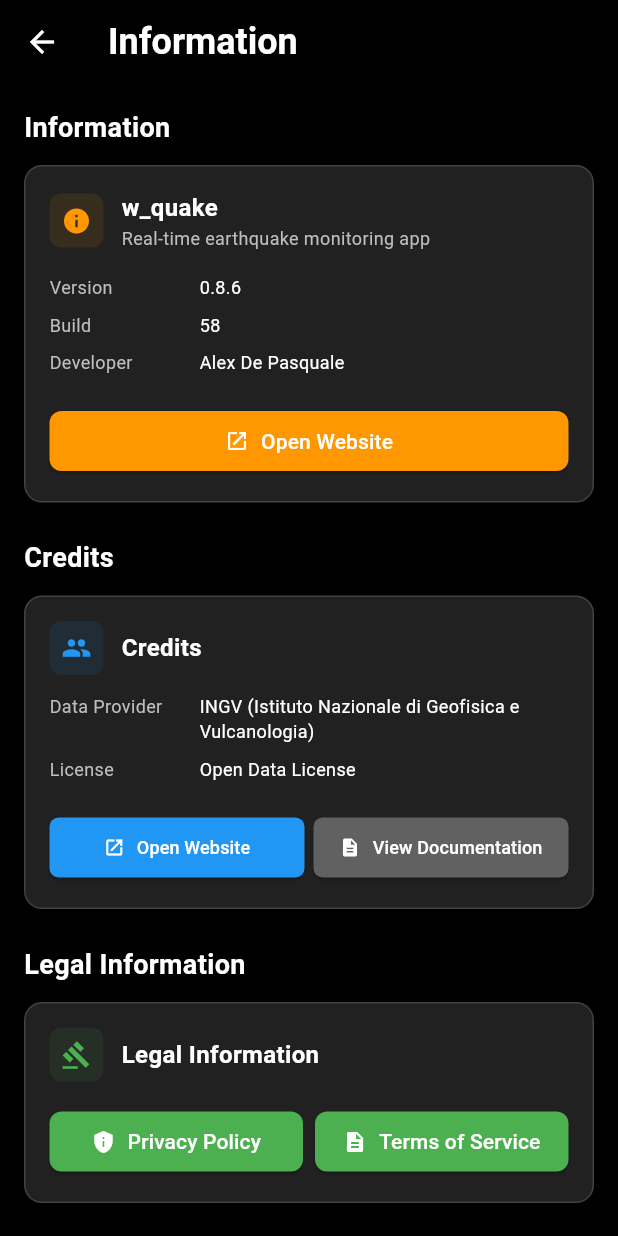
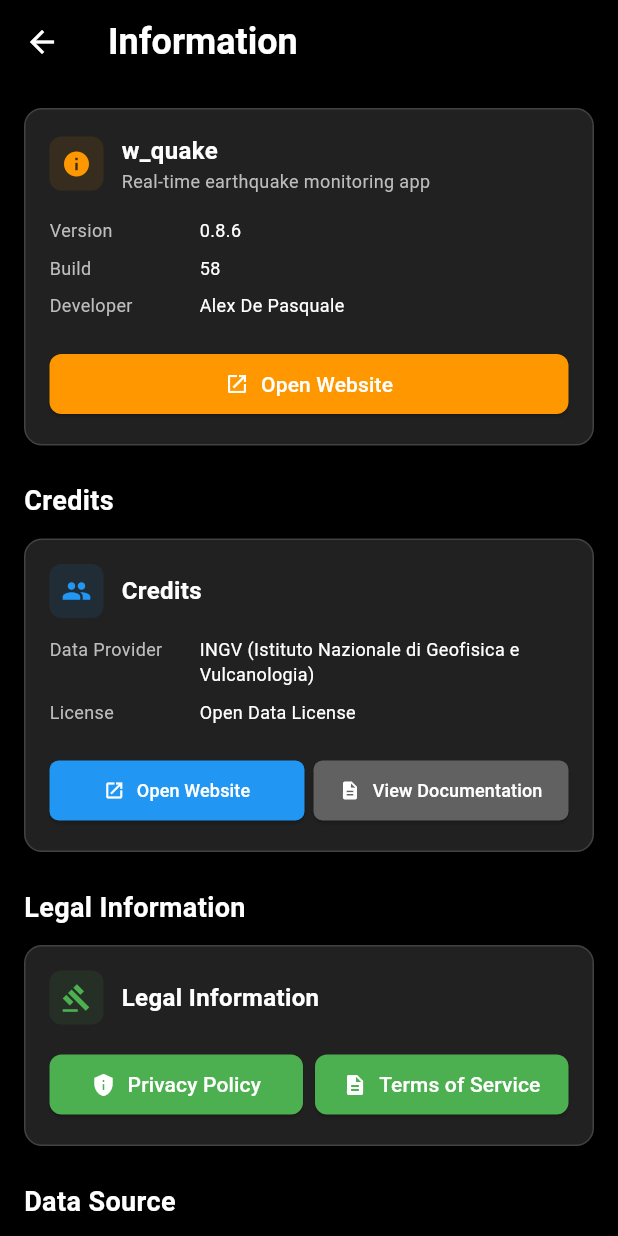
Before and after one commit to Al3x18/flutter_w-quake, a Flutter app: the InformationSettingsPage screen opened by its route, on a phone screen of 412 x 824 dp. Run offline on Flutter 3.47's test engine with Material 3 defaults, Android fonts, the phone set to English and light mode, and no system bars; our stand-ins replace flutter_map, flutter_riverpod, geolocator, go_router, google_fonts, latlong2 and 3 more; accounts and stored records are empty; network calls fail.

Commit message:
Remove commented-out code for section title and spacing in InformationSettingsPage for cleaner codebase.

```diff
--- a/lib/views/settings/information_settings_page.dart
+++ b/lib/views/settings/information_settings_page.dart
@@ -41,8 +41,8 @@
                 crossAxisAlignment: CrossAxisAlignment.start,
                 children: [
                   // App Information Section
-                  _buildSectionTitle(l10n.information),
-                  const SizedBox(height: 12),
+                  // _buildSectionTitle(l10n.information),
+                  // const SizedBox(height: 12),
                   _buildAppInfoCard(l10n, informationState, informationNotifier),
                   const SizedBox(height: 24),
 
```
